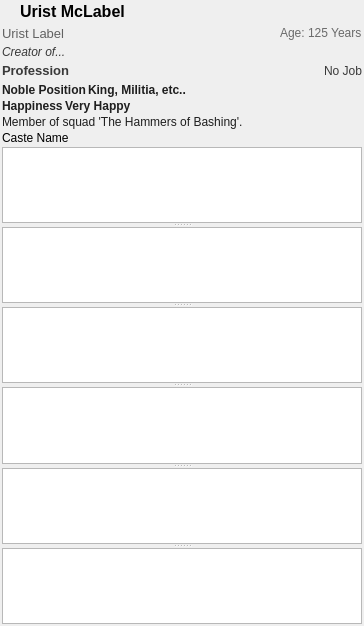
Dwarf-Therapist/Dwarf-Therapist, file ui/dwarfdetailswidget.ui: the form before one commit.
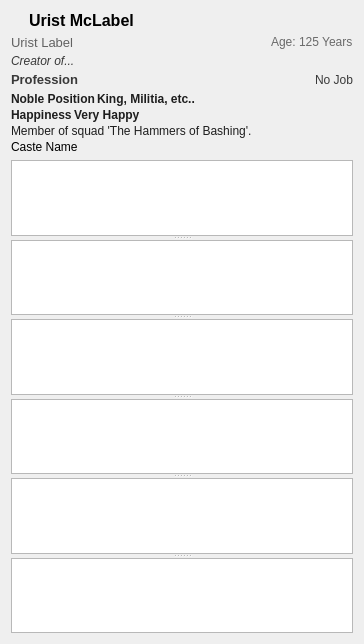
The form after the commit.

The edit to the form file:
```diff
--- a/ui/dwarfdetailswidget.ui
+++ b/ui/dwarfdetailswidget.ui
@@ -7,28 +7,19 @@
     <x>0</x>
     <y>0</y>
     <width>364</width>
-    <height>626</height>
+    <height>644</height>
    </rect>
   </property>
+  <property name="sizePolicy">
+   <sizepolicy hsizetype="Preferred" vsizetype="Preferred">
+    <horstretch>0</horstretch>
+    <verstretch>0</verstretch>
+   </sizepolicy>
+  </property>
   <property name="windowTitle">
    <string>Form</string>
   </property>
   <layout class="QVBoxLayout" name="verticalLayout_2">
-   <property name="spacing">
-    <number>2</number>
-   </property>
-   <property name="leftMargin">
-    <number>2</number>
-   </property>
-   <property name="topMargin">
-    <number>2</number>
-   </property>
-   <property name="rightMargin">
-    <number>2</number>
-   </property>
-   <property name="bottomMargin">
-    <number>2</number>
-   </property>
    <item>
     <layout class="QVBoxLayout" name="verticalLayout">
      <property name="spacing">
@@ -739,15 +730,62 @@
    </item>
    <item>
     <widget class="QSplitter" name="splitter">
+     <property name="sizePolicy">
+      <sizepolicy hsizetype="Preferred" vsizetype="Preferred">
+       <horstretch>0</horstretch>
+       <verstretch>0</verstretch>
+      </sizepolicy>
+     </property>
      <property name="orientation">
       <enum>Qt::Vertical</enum>
      </property>
-     <widget class="QTableWidget" name="tw_skills"/>
-     <widget class="QTableWidget" name="tw_attributes"/>
-     <widget class="QTableWidget" name="tw_traits"/>
-     <widget class="QTableWidget" name="tw_roles"/>
-     <widget class="QTableWidget" name="tw_prefs"/>
+     <widget class="QTableWidget" name="tw_skills">
+      <property name="sizePolicy">
+       <sizepolicy hsizetype="Expanding" vsizetype="Expanding">
+        <horstretch>0</horstretch>
+        <verstretch>0</verstretch>
+       </sizepolicy>
+      </property>
+     </widget>
+     <widget class="QTableWidget" name="tw_attributes">
+      <property name="sizePolicy">
+       <sizepolicy hsizetype="Expanding" vsizetype="Expanding">
+        <horstretch>0</horstretch>
+        <verstretch>0</verstretch>
+       </sizepolicy>
+      </property>
+     </widget>
+     <widget class="QTableWidget" name="tw_traits">
+      <property name="sizePolicy">
+       <sizepolicy hsizetype="Expanding" vsizetype="Expanding">
+        <horstretch>0</horstretch>
+        <verstretch>0</verstretch>
+       </sizepolicy>
+      </property>
+     </widget>
+     <widget class="QTableWidget" name="tw_roles">
+      <property name="sizePolicy">
+       <sizepolicy hsizetype="Expanding" vsizetype="Expanding">
+        <horstretch>0</horstretch>
+        <verstretch>0</verstretch>
+       </sizepolicy>
+      </property>
+     </widget>
+     <widget class="QTableWidget" name="tw_prefs">
+      <property name="sizePolicy">
+       <sizepolicy hsizetype="Expanding" vsizetype="Expanding">
+        <horstretch>0</horstretch>
+        <verstretch>0</verstretch>
+       </sizepolicy>
+      </property>
+     </widget>
      <widget class="QTreeWidget" name="tw_health">
+      <property name="sizePolicy">
+       <sizepolicy hsizetype="Expanding" vsizetype="Expanding">
+        <horstretch>0</horstretch>
+        <verstretch>0</verstretch>
+       </sizepolicy>
+      </property>
       <property name="editTriggers">
        <set>QAbstractItemView::NoEditTriggers</set>
       </property>
```
